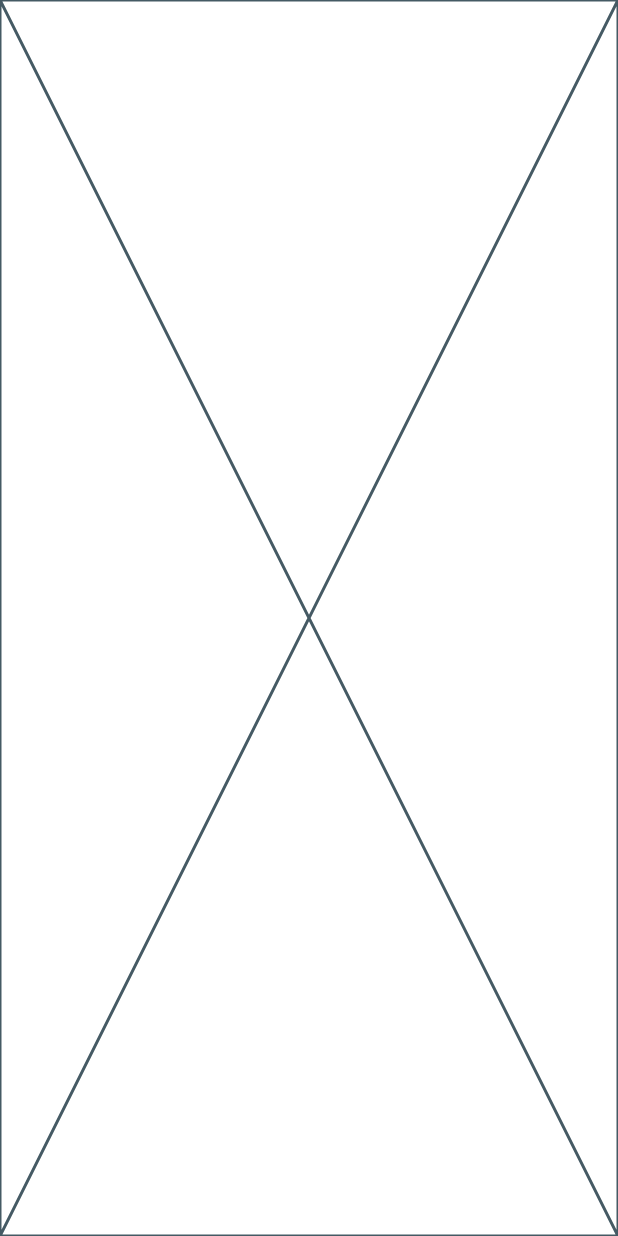
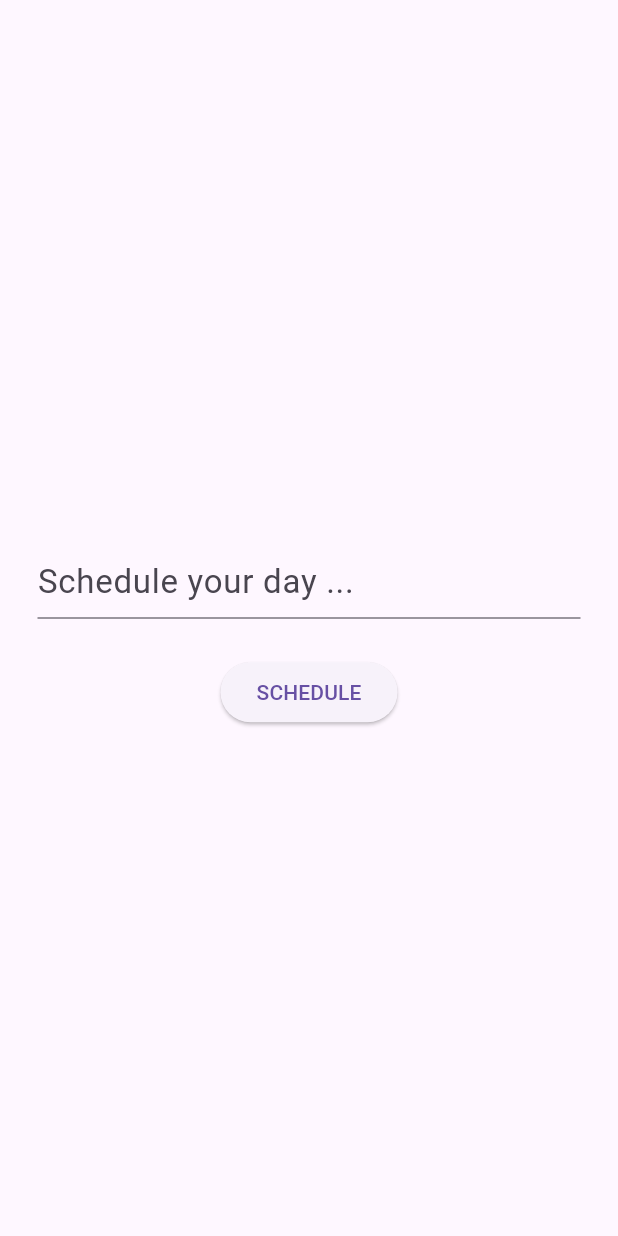
Before and after one commit to Delos-343/Awesome-Notifs, a Flutter app: the screen it shows after launch, on a phone screen of 412 x 824 dp. Run offline on Flutter 3.47's test engine with Material 3 defaults, Android fonts, the phone set to English and light mode, and no system bars; our stand-ins replace awesome_notifications.

Commit message:
Implemented logic for scheduling details

```diff
--- a/lib/main.dart
+++ b/lib/main.dart
@@ -1,6 +1,7 @@
+// ignore_for_file: depend_on_referenced_packages
+
 import 'package:awesome_notif_app/pages/schedule_details.dart';
 import 'package:flutter/material.dart';
-import 'package:awesome_notif_app/schedule.dart';
 import 'package:awesome_notif_app/notif_services.dart';
 import 'package:awesome_notifications/awesome_notifications.dart';
 
--- a/lib/pages/schedule_details.dart
+++ b/lib/pages/schedule_details.dart
@@ -1,3 +1,5 @@
+import 'package:awesome_notif_app/notif_services.dart';
+import 'package:awesome_notif_app/schedule.dart';
 import 'package:flutter/material.dart';
 
 class ScheduleDetails extends StatefulWidget {
@@ -8,8 +10,47 @@ class ScheduleDetails extends StatefulWidget {
 }
 
 class _ScheduleDetailsState extends State<ScheduleDetails> {
+  TextEditingController textEditingController = TextEditingController();
+  DateTime now = DateTime.now();
   @override
   Widget build(BuildContext context) {
-    return const Placeholder();
+    return Scaffold(
+      body: Column(
+        mainAxisAlignment: MainAxisAlignment.center,
+        children: [
+          Padding(
+            padding: const EdgeInsets.all(25),
+            child: TextField(
+              controller: textEditingController,
+              style: const TextStyle(
+                fontSize: 22,
+              ),
+              maxLines: null,
+              decoration: const InputDecoration(
+                  hintText: "Schedule your day ...",
+                  hintStyle: TextStyle(fontSize: 22)),
+            ),
+          ),
+          ElevatedButton(
+              onPressed: () {
+                NotifServices.scheduleNotification(
+                  schedule: Schedule(
+                    details: textEditingController.text.trim(),
+                    time: now.add(
+                      const Duration(seconds: 15),
+                    ),
+                  ),
+                ).then(
+                  (_) {
+                    setState(() {
+                      textEditingController.clear();
+                    });
+                  },
+                );
+              },
+              child: const Text("SCHEDULE")),
+        ],
+      ),
+    );
   }
 }
```
